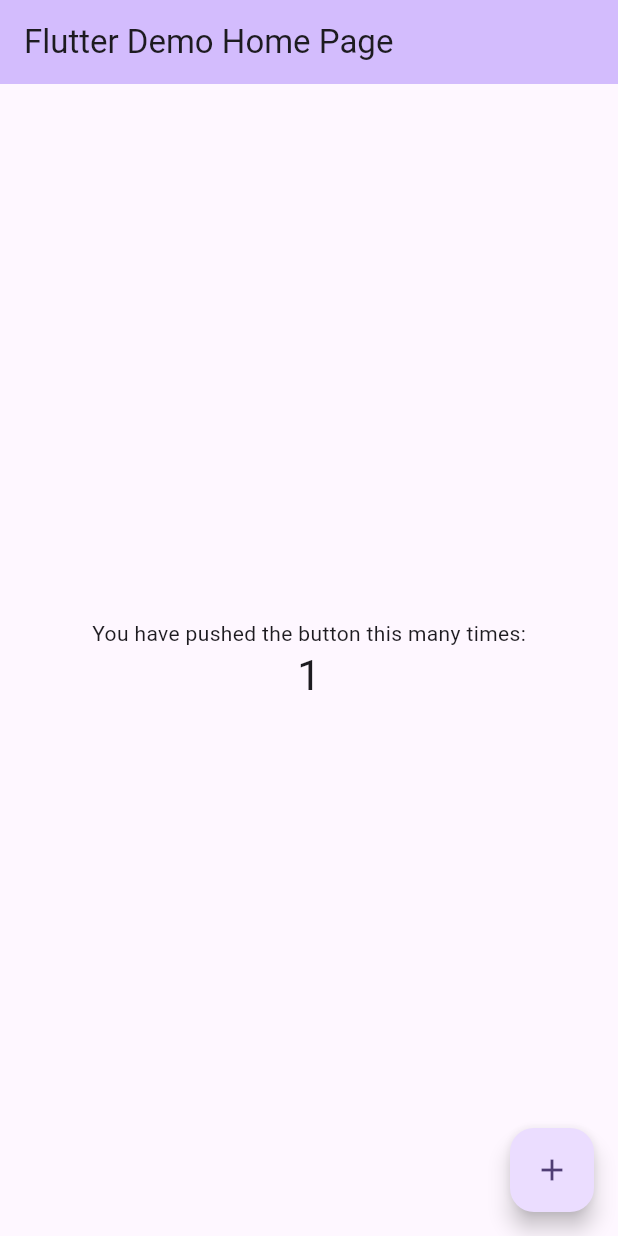
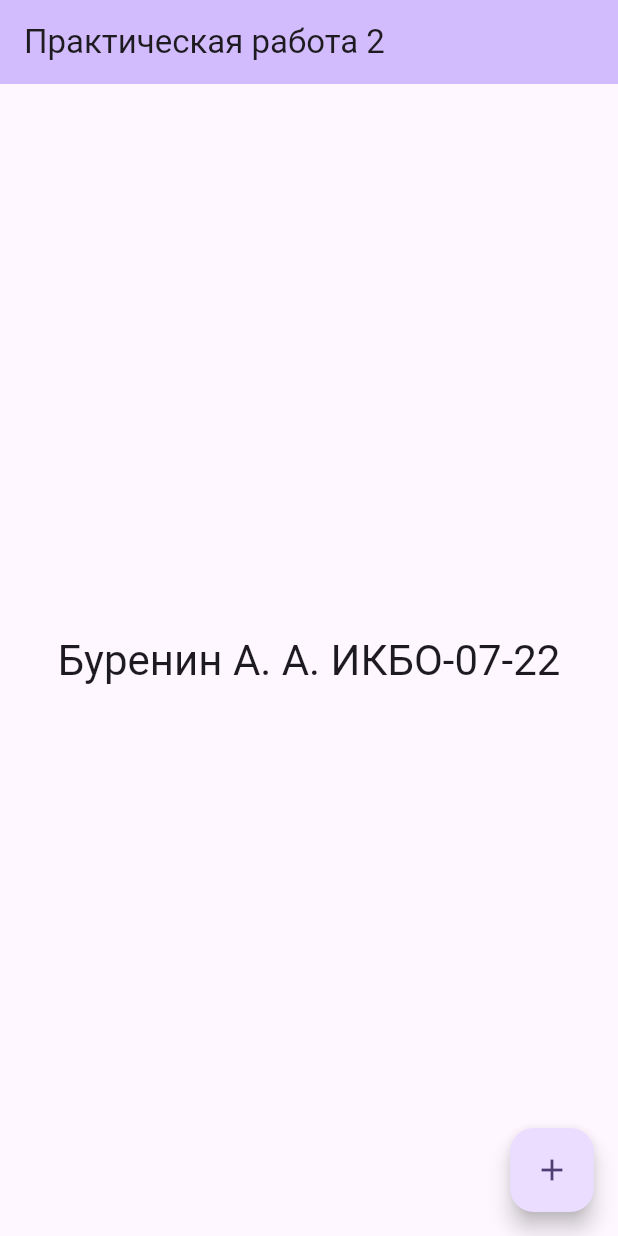
Before and after one commit to burenotti/mirea-crossplatform-2, a Flutter app: the screen it shows after launch, after a tap on the "add" icon, on a phone screen of 412 x 824 dp. Run offline on Flutter 3.47's test engine with Material 3 defaults, Android fonts, the phone set to English and light mode, and no system bars.

Commit message:
Add practice 2 task

```diff
--- a/practice2/lib/main.dart
+++ b/practice2/lib/main.dart
@@ -7,116 +7,57 @@ void main() {
 class MyApp extends StatelessWidget {
   const MyApp({super.key});
 
-  // This widget is the root of your application.
   @override
   Widget build(BuildContext context) {
     return MaterialApp(
       title: 'Flutter Demo',
       theme: ThemeData(
-        // This is the theme of your application.
-        //
-        // TRY THIS: Try running your application with "flutter run". You'll see
-        // the application has a purple toolbar. Then, without quitting the app,
-        // try changing the seedColor in the colorScheme below to Colors.green
-        // and then invoke "hot reload" (save your changes or press the "hot
-        // reload" button in a Flutter-supported IDE, or press "r" if you used
-        // the command line to start the app).
-        //
-        // Notice that the counter didn't reset back to zero; the application
-        // state is not lost during the reload. To reset the state, use hot
-        // restart instead.
-        //
-        // This works for code too, not just values: Most code changes can be
-        // tested with just a hot reload.
         colorScheme: ColorScheme.fromSeed(seedColor: Colors.deepPurple),
       ),
-      home: const MyHomePage(title: 'Flutter Demo Home Page'),
+      home: MyHomePage(
+        title: 'Практическая работа 2',
+        studentGroup: 'ИКБО-07-22',
+        studentName: 'Буренин А. А.',
+      ),
     );
   }
 }
 
-class MyHomePage extends StatefulWidget {
-  const MyHomePage({super.key, required this.title});
-
-  // This widget is the home page of your application. It is stateful, meaning
-  // that it has a State object (defined below) that contains fields that affect
-  // how it looks.
-
-  // This class is the configuration for the state. It holds the values (in this
-  // case the title) provided by the parent (in this case the App widget) and
-  // used by the build method of the State. Fields in a Widget subclass are
-  // always marked "final".
+class MyHomePage extends StatelessWidget {
+  const MyHomePage({
+    super.key,
+    required this.title,
+    required this.studentName,
+    required this.studentGroup,
+  });
 
   final String title;
-
-  @override
-  State<MyHomePage> createState() => _MyHomePageState();
-}
-
-class _MyHomePageState extends State<MyHomePage> {
-  int _counter = 0;
-
-  void _incrementCounter() {
-    setState(() {
-      // This call to setState tells the Flutter framework that something has
-      // changed in this State, which causes it to rerun the build method below
-      // so that the display can reflect the updated values. If we changed
-      // _counter without calling setState(), then the build method would not be
-      // called again, and so nothing would appear to happen.
-      _counter++;
-    });
-  }
+  final String studentGroup;
+  final String studentName;
 
   @override
   Widget build(BuildContext context) {
-    // This method is rerun every time setState is called, for instance as done
-    // by the _incrementCounter method above.
-    //
-    // The Flutter framework has been optimized to make rerunning build methods
-    // fast, so that you can just rebuild anything that needs updating rather
-    // than having to individually change instances of widgets.
     return Scaffold(
       appBar: AppBar(
-        // TRY THIS: Try changing the color here to a specific color (to
-        // Colors.amber, perhaps?) and trigger a hot reload to see the AppBar
-        // change color while the other colors stay the same.
         backgroundColor: Theme.of(context).colorScheme.inversePrimary,
-        // Here we take the value from the MyHomePage object that was created by
-        // the App.build method, and use it to set our appbar title.
-        title: Text(widget.title),
+        title: Text(title),
       ),
       body: Center(
-        // Center is a layout widget. It takes a single child and positions it
-        // in the middle of the parent.
         child: Column(
-          // Column is also a layout widget. It takes a list of children and
-          // arranges them vertically. By default, it sizes itself to fit its
-          // children horizontally, and tries to be as tall as its parent.
-          //
-          // Column has various properties to control how it sizes itself and
-          // how it positions its children. Here we use mainAxisAlignment to
-          // center the children vertically; the main axis here is the vertical
-          // axis because Columns are vertical (the cross axis would be
-          // horizontal).
-          //
-          // TRY THIS: Invoke "debug painting" (choose the "Toggle Debug Paint"
-          // action in the IDE, or press "p" in the console), to see the
-          // wireframe for each widget.
           mainAxisAlignment: MainAxisAlignment.center,
           children: <Widget>[
-            const Text('You have pushed the button this many times:'),
             Text(
-              '$_counter',
+              "$studentName $studentGroup",
               style: Theme.of(context).textTheme.headlineMedium,
             ),
           ],
         ),
       ),
       floatingActionButton: FloatingActionButton(
-        onPressed: _incrementCounter,
-        tooltip: 'Increment',
+        onPressed: (){},
+        tooltip: 'Do nothing',
         child: const Icon(Icons.add),
-      ), // This trailing comma makes auto-formatting nicer for build methods.
+      ),
     );
   }
 }
```
Also changed, not shown: practice2/pubspec.yaml (+2 -70 lines).
